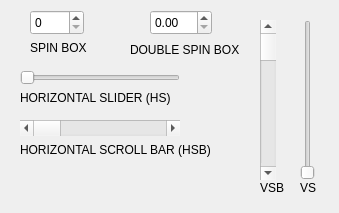
Before: the Qt Designer form Interlinked Sliders,Scroll Bars and Spin Boxes/GUI.ui in Chetan-Goyal/PyQt5-GUI-programs, drawn with Qt 5.
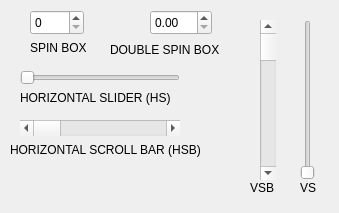
After: the same form once the commit is applied.

```diff
--- a/Interlinked Sliders,Scroll Bars and Spin Boxes/GUI.ui
+++ b/Interlinked Sliders,Scroll Bars and Spin Boxes/GUI.ui
@@ -39,9 +39,9 @@
   <widget class="QLabel" name="label">
    <property name="geometry">
     <rect>
-     <x>20</x>
+     <x>10</x>
      <y>140</y>
-     <width>201</width>
+     <width>230</width>
      <height>20</height>
     </rect>
    </property>
@@ -103,7 +103,7 @@
     <rect>
      <x>30</x>
      <y>40</y>
-     <width>61</width>
+     <width>70</width>
      <height>16</height>
     </rect>
    </property>
@@ -114,9 +114,9 @@
   <widget class="QLabel" name="label_3">
    <property name="geometry">
     <rect>
-     <x>130</x>
+     <x>110</x>
      <y>40</y>
-     <width>120</width>
+     <width>130</width>
      <height>20</height>
     </rect>
    </property>
@@ -129,7 +129,7 @@
     <rect>
      <x>20</x>
      <y>90</y>
-     <width>161</width>
+     <width>190</width>
      <height>16</height>
     </rect>
    </property>
@@ -140,7 +140,7 @@
   <widget class="QLabel" name="label_5">
    <property name="geometry">
     <rect>
-     <x>260</x>
+     <x>250</x>
      <y>180</y>
      <width>30</width>
      <height>16</height>
```
